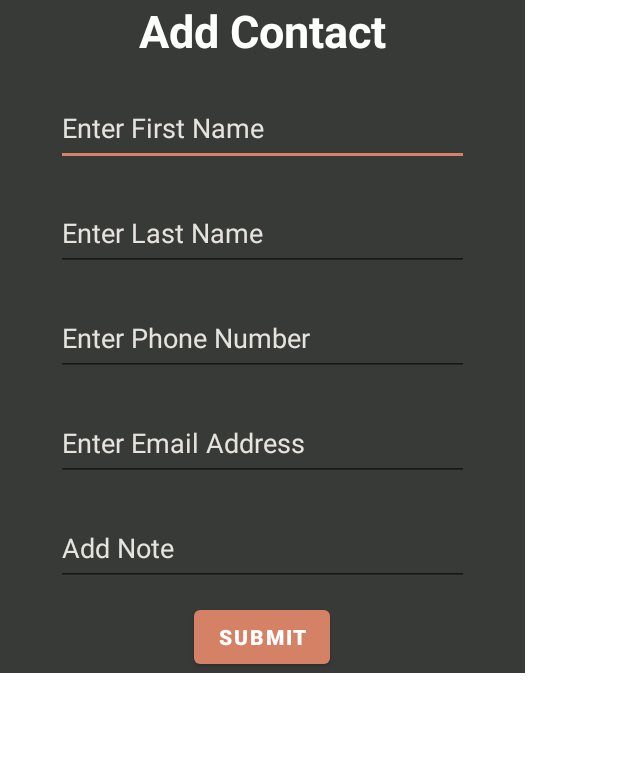
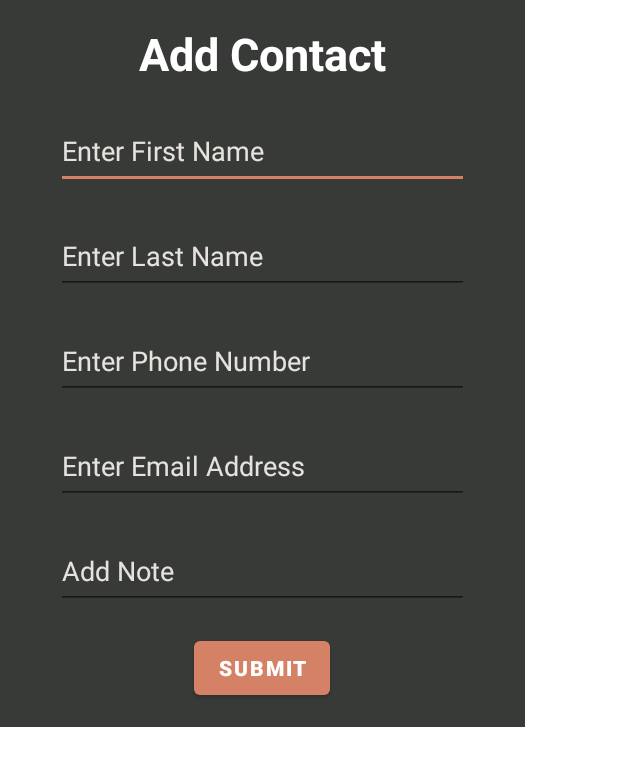
Before and after one commit to A-coderr/FinalProject, an Android app: the layout add_alert_dialog.xml on its own in the app's theme, with its tools: preview values and no code run, on a phone screen of 412 x 824 dp. Shown: the top 766 px of the screen. Run offline under Robolectric (Android 15) with nearby library versions, the phone set to English and light mode, and no system bars.

Commit message:
Added some margins

```diff
--- a/app/src/main/res/layout-land/add_alert_dialog.xml
+++ b/app/src/main/res/layout-land/add_alert_dialog.xml
@@ -10,9 +10,7 @@
             android:layout_height="wrap_content"
             android:gravity="center"
             android:text="@string/add_contact"
-            style="@style/TextColor"
-            android:textSize="30sp"
-            android:textStyle="bold" />
+            style="@style/LabelStyle"/>
 
     <TableRow>
 
@@ -20,6 +18,7 @@
                 android:id="@+id/editFName"
                 android:layout_width="200dp"
                 android:layout_height="50dp"
+                style="@style/TextColor"
                 android:layout_marginLeft="20dp"
                 android:layout_marginTop="20dp"
                 android:textColorHint="@color/light_cream"
@@ -31,6 +30,7 @@
                 android:layout_width="200dp"
                 android:layout_height="50dp"
                 android:layout_marginLeft="20dp"
+                style="@style/TextColor"
                 android:layout_marginTop="20dp"
                 android:textColorHint="@color/light_cream"
                 android:hint="@string/enter_last_name"
@@ -46,6 +46,7 @@
                 android:layout_width="200dp"
                 android:layout_height="50dp"
                 android:layout_marginLeft="20dp"
+                style="@style/TextColor"
                 android:layout_marginTop="20dp"
                 android:textColorHint="@color/light_cream"
                 android:hint="@string/enter_phone_number"
@@ -56,6 +57,7 @@
                 android:layout_width="200dp"
                 android:layout_height="50dp"
                 android:layout_marginLeft="20dp"
+                style="@style/TextColor"
                 android:layout_marginTop="20dp"
                 android:textColorHint="@color/light_cream"
                 android:hint="@string/enter_email_address"
@@ -70,6 +72,7 @@
                 android:layout_width="200dp"
                 android:layout_height="50dp"
                 android:layout_marginLeft="20dp"
+                style="@style/TextColor"
                 android:layout_marginTop="20dp"
                 android:layout_marginBottom="20dp"
                 android:textColorHint="@color/light_cream"
--- a/app/src/main/res/layout/activity_edit_delete_item.xml
+++ b/app/src/main/res/layout/activity_edit_delete_item.xml
@@ -11,7 +11,7 @@
             android:gravity="center"
             android:id="@+id/labelPlayer"
             android:text="@string/contact_details"
-            style="@style/TextColor"
+            style="@style/LabelStyle"
             android:paddingBottom="30dp"
             android:paddingTop="30dp"
             android:layout_width="wrap_content"
--- a/app/src/main/res/layout/add_alert_dialog.xml
+++ b/app/src/main/res/layout/add_alert_dialog.xml
@@ -10,9 +10,8 @@
             android:layout_height="wrap_content"
             android:gravity="center"
             android:text="@string/add_contact"
-            style="@style/LabelStyle"
-            android:textSize="30sp"
-            android:textStyle="bold" />
+            android:layout_marginTop="15dp"
+            style="@style/LabelStyle"/>
 
     <EditText
             android:id="@+id/editFName"
@@ -20,6 +19,7 @@
             android:layout_height="50dp"
             android:layout_gravity="center"
             android:layout_marginTop="20dp"
+            style="@style/TextColor"
             android:textColorHint="@color/light_cream"
             android:hint="@string/enter_first_name"
             android:inputType="text" />
@@ -30,6 +30,7 @@
             android:layout_height="50dp"
             android:layout_gravity="center"
             android:layout_marginTop="20dp"
+            style="@style/TextColor"
             android:hint="@string/enter_last_name"
             android:textColorHint="@color/light_cream"
             android:inputType="text" />
@@ -41,6 +42,7 @@
             android:layout_gravity="center"
             android:layout_marginTop="20dp"
             android:hint="@string/enter_phone_number"
+            style="@style/TextColor"
             android:textColorHint="@color/light_cream"
             android:inputType="number" />
 
@@ -52,6 +54,7 @@
             android:layout_marginTop="20dp"
             android:textColorHint="@color/light_cream"
             android:hint="@string/enter_email_address"
+            style="@style/TextColor"
             android:inputType="text" />
 
     <EditText
@@ -62,6 +65,7 @@
             android:layout_marginTop="20dp"
             android:textColorHint="@color/light_cream"
             android:hint="@string/add_note"
+            style="@style/TextColor"
             android:inputType="textMultiLine" />
 
     <Button
@@ -69,8 +73,9 @@
             android:layout_width="wrap_content"
             android:layout_height="wrap_content"
             android:layout_gravity="center"
-            android:layout_marginTop="10dp"
+            android:layout_marginTop="15dp"
             android:text="@string/submit"
+            android:layout_marginBottom="15dp"
             style="@style/TextColor"
             android:textStyle="bold" />
 
--- a/app/src/main/res/values/themes.xml
+++ b/app/src/main/res/values/themes.xml
@@ -19,7 +19,7 @@
     </style>
 
     <style name="LabelStyle" parent="@style/TextColor">
-        <item name="android:textSize">20sp</item>
+        <item name="android:textSize">30sp</item>
         <item name="android:textStyle">bold</item>
     </style>
 
```
